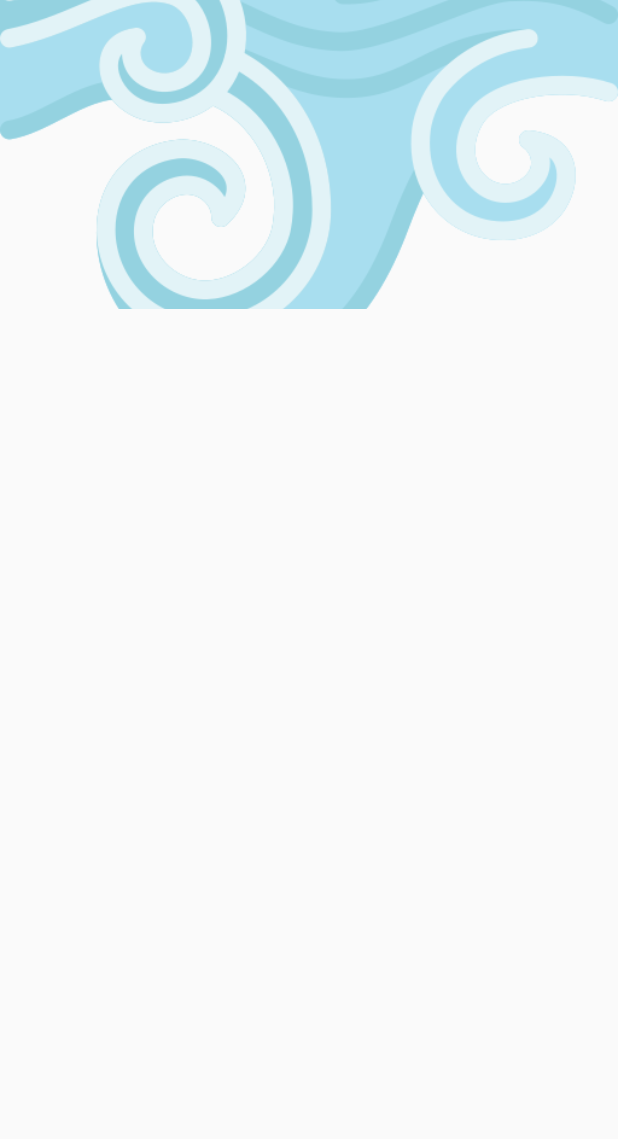
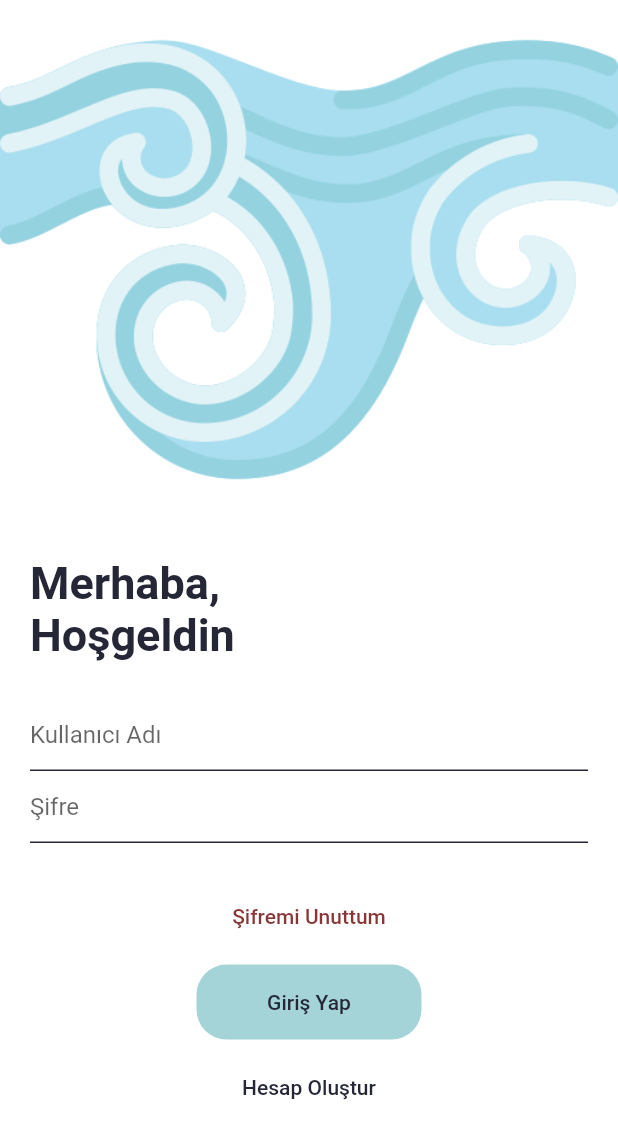
Before and after one commit to iremkryt/social_media_clone_flutter, a Flutter app: the LoginPage screen opened directly, on a phone screen of 412 x 824 dp. Shown: the top 1139 px of the screen. Run offline on Flutter 3.47's test engine with Material 2 defaults, Android fonts, the phone set to English and light mode, and no system bars.

Commit message:
Updated login page

```diff
--- a/social_media_clone/lib/login_page.dart
+++ b/social_media_clone/lib/login_page.dart
@@ -14,19 +14,105 @@ class _LoginPageState extends State<LoginPage> {
   Widget build(BuildContext context) {
     var height = MediaQuery.of(context).size.height;
     return Scaffold(
-      body: Center(
+      backgroundColor: Color.fromARGB(255, 255, 255, 255),
+      body: SingleChildScrollView(
+        child: Center(
           child: Column(
+            crossAxisAlignment: CrossAxisAlignment.start,
             children: [
               Container(
-              height: height * 0.25,
-              decoration: BoxDecoration(
+                height: height * 0.42,
+                decoration: const BoxDecoration(
                   image: DecorationImage(
                     fit: BoxFit.cover,
                     image: AssetImage("assets/images/waves.png"),
                   ),
                 ),
+              ),
+              customSizedBox(),
+              Padding(
+                padding: const EdgeInsets.symmetric(horizontal: 20),
+                child: Column(
+                  crossAxisAlignment: CrossAxisAlignment.start,
+                  children: [
+                    const Text(
+                      "Merhaba, \nHoşgeldin",
+                      style: TextStyle(
+                        fontSize: 30,
+                        fontWeight: FontWeight.bold,
+                        color: Color.fromARGB(255, 37, 39, 55),
+                      ),
+                    ),
+                    customSizedBox(),
+                    TextField(
+                      decoration: customInputDecoration("Kullanıcı Adı"),
+                    ),
+                    TextField(
+                      decoration: customInputDecoration("Şifre"),
+                    ),
+                    customSizedBox(),
+                    Center(
+                      child: TextButton(
+                        onPressed: () {},
+                        child: const Text("Şifremi Unuttum",
+                          style: TextStyle(color: Color.fromARGB(255, 137, 54, 54)),
+                        ),
+                      ),
+                    ),
+                    //customSizedBox(),
+                    Center(
+                      child: TextButton(
+                        onPressed: () {},
+                        child: Container(
+                          height: 50,
+                          width: 150,
+                          margin: const EdgeInsets.symmetric(horizontal: 60),
+                          decoration: BoxDecoration(
+                            borderRadius: BorderRadius.circular(20),
+                            color: const Color.fromARGB(255, 164, 211, 216),
+                          ),
+                          child: const Center(
+                            child: Text("Giriş Yap",
+                              style: TextStyle(color: Color.fromARGB(255, 37, 39, 55)),
+                            ),
+                          ),
+                        ),
+                      ),
+                    ),
+                   // customSizedBox(),
+                    Center(
+                      child: TextButton(
+                        onPressed: () {},
+                        child: const Text("Hesap Oluştur",
+                          style: TextStyle(color: Color.fromARGB(255, 37, 39, 55)),
+                        ),
+                      ),
+                    ),
+                  ],
+                ),
               )
             ],
+          ),
+        ),
+      ),
+    );
+  }
+
+  Widget customSizedBox() => const SizedBox(
+    height: 25,
+  );
+
+  InputDecoration customInputDecoration(String hintText) {
+    return InputDecoration(
+                    hintText: hintText,
+                    enabledBorder: const UnderlineInputBorder(
+                      borderSide: BorderSide(
+                        color: Color.fromARGB(255, 37, 39, 55),
+                      ),
+                    ),
+                    focusedBorder: const UnderlineInputBorder(
+                      borderSide: BorderSide(
+                        color: Color.fromARGB(255, 37, 39, 55),
                       ),
                     ),
                   );
```
Lines whose indentation alone changed are shown as unchanged.
